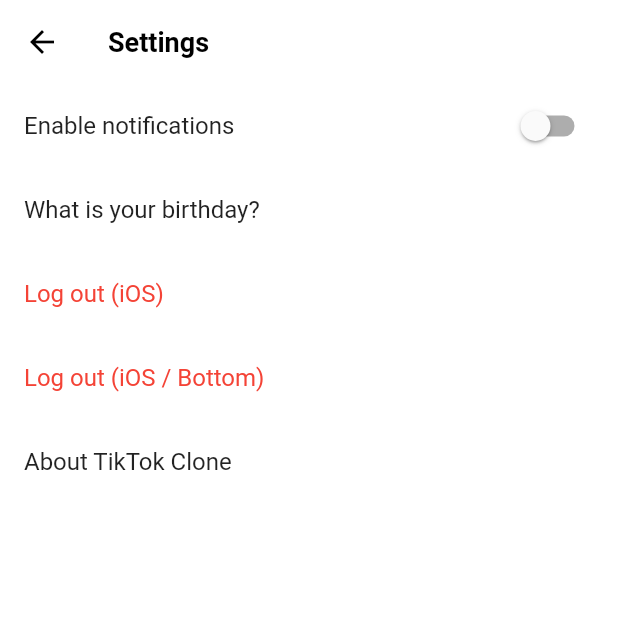
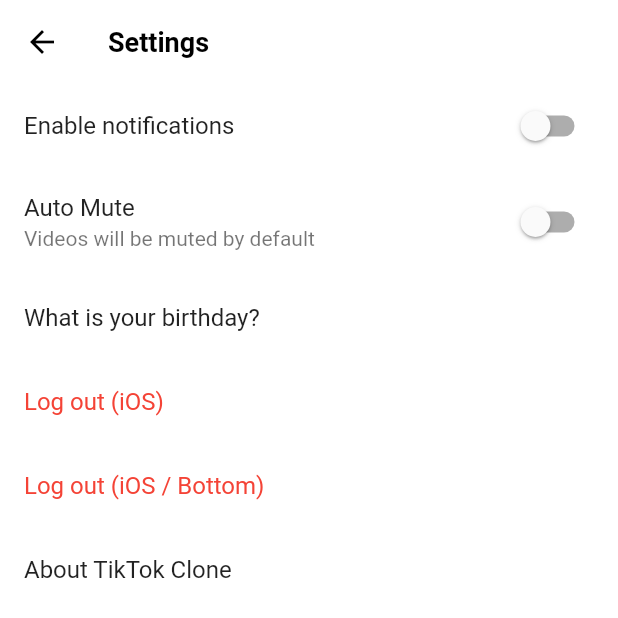
Before and after one commit to korca0220/flutter_tictok_clone, a Flutter app: the SettingsScreen screen opened directly, on a phone screen of 412 x 824 dp, the top half of it. Run offline on Flutter 3.47's test engine with Material 2 defaults, Android fonts, the phone set to English and light mode, and no system bars; our stand-ins replace camera, font_awesome_flutter, go_router, image_picker, permission_handler, video_player and 1 more; missing offline and left inert: gal; network calls fail.

```diff
--- a/lib/common/widgets/video_config/video_config.dart
+++ b/lib/common/widgets/video_config/video_config.dart
@@ -1,12 +1,17 @@
 import 'package:flutter/material.dart';
 
-class VideoConfig extends InheritedWidget {
-  const VideoConfig({super.key, required super.child});
+class VideoConfigData extends InheritedWidget {
+  const VideoConfigData({
+    super.key,
+    required this.autoMute,
+    required this.toggleMuted,
+    required super.child,
+  });
+  final bool autoMute;
+  final VoidCallback toggleMuted;
 
-  final bool autoMute = false;
-
-  static VideoConfig of(BuildContext context) =>
-      context.dependOnInheritedWidgetOfExactType<VideoConfig>()!;
+  static VideoConfigData of(BuildContext context) =>
+      context.dependOnInheritedWidgetOfExactType<VideoConfigData>()!;
 
   @override
   bool updateShouldNotify(covariant InheritedWidget oldWidget) {
@@ -14,3 +19,30 @@ class VideoConfig extends InheritedWidget {
     return true;
   }
 }
+
+class VideoConfig extends StatefulWidget {
+  const VideoConfig({super.key, required this.child});
+  final Widget child;
+
+  @override
+  State<VideoConfig> createState() => _VideoConfigState();
+}
+
+class _VideoConfigState extends State<VideoConfig> {
+  bool autoMute = false;
+
+  void toggleMuted() {
+    setState(() {
+      autoMute = !autoMute;
+    });
+  }
+
+  @override
+  Widget build(BuildContext context) {
+    return VideoConfigData(
+      toggleMuted: toggleMuted,
+      autoMute: autoMute,
+      child: widget.child,
+    );
+  }
+}
--- a/lib/features/settings/settings_screen.dart
+++ b/lib/features/settings/settings_screen.dart
@@ -2,6 +2,8 @@
 
 import 'package:flutter/cupertino.dart';
 import 'package:flutter/material.dart';
+
+import '../../common/widgets/video_config/video_config.dart';
 
 class SettingsScreen extends StatefulWidget {
   const SettingsScreen({super.key});
@@ -33,6 +35,12 @@ class _SettingsScreenState extends State<SettingsScreen> {
             value: _notifications,
             onChanged: _onNotificationsChanged,
             title: const Text('Enable notifications'),
+          ),
+          SwitchListTile.adaptive(
+            value: VideoConfigData.of(context).autoMute,
+            onChanged: (value) => VideoConfigData.of(context).toggleMuted(),
+            title: const Text('Auto Mute'),
+            subtitle: const Text('Videos will be muted by default'),
           ),
           ListTile(
             onTap: () async {
--- a/lib/features/videos/widgets/video_post.dart
+++ b/lib/features/videos/widgets/video_post.dart
@@ -104,7 +104,7 @@ class _VideoPostState extends State<VideoPost>
 
   @override
   Widget build(BuildContext context) {
-    print(VideoConfig.of(context).autoMute);
+    print(VideoConfigData.of(context).autoMute);
     return VisibilityDetector(
       key: Key('${widget.index}'),
       onVisibilityChanged: _onVisibilityChanged,
@@ -150,9 +150,9 @@ class _VideoPostState extends State<VideoPost>
             left: 20,
             top: 20,
             child: IconButton(
-              onPressed: () {},
+              onPressed: VideoConfigData.of(context).toggleMuted,
               icon: FaIcon(
-                VideoConfig.of(context).autoMute
+                VideoConfigData.of(context).autoMute
                     ? FontAwesomeIcons.volumeOff
                     : FontAwesomeIcons.volumeHigh,
                 color: Colors.white,
```
